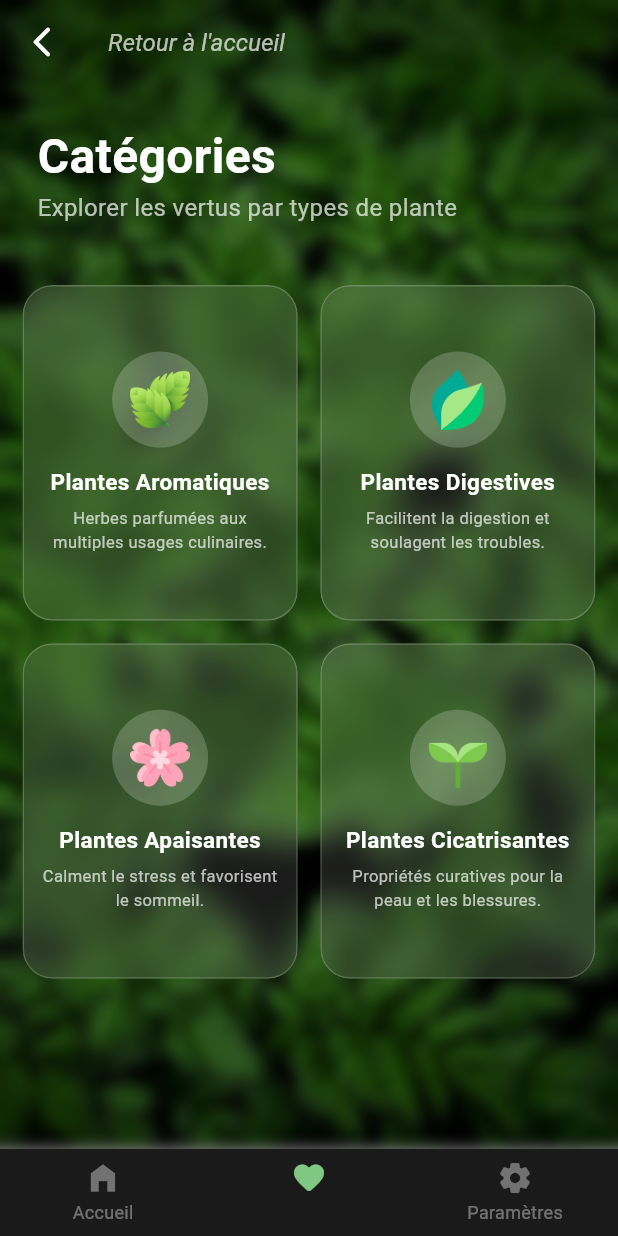
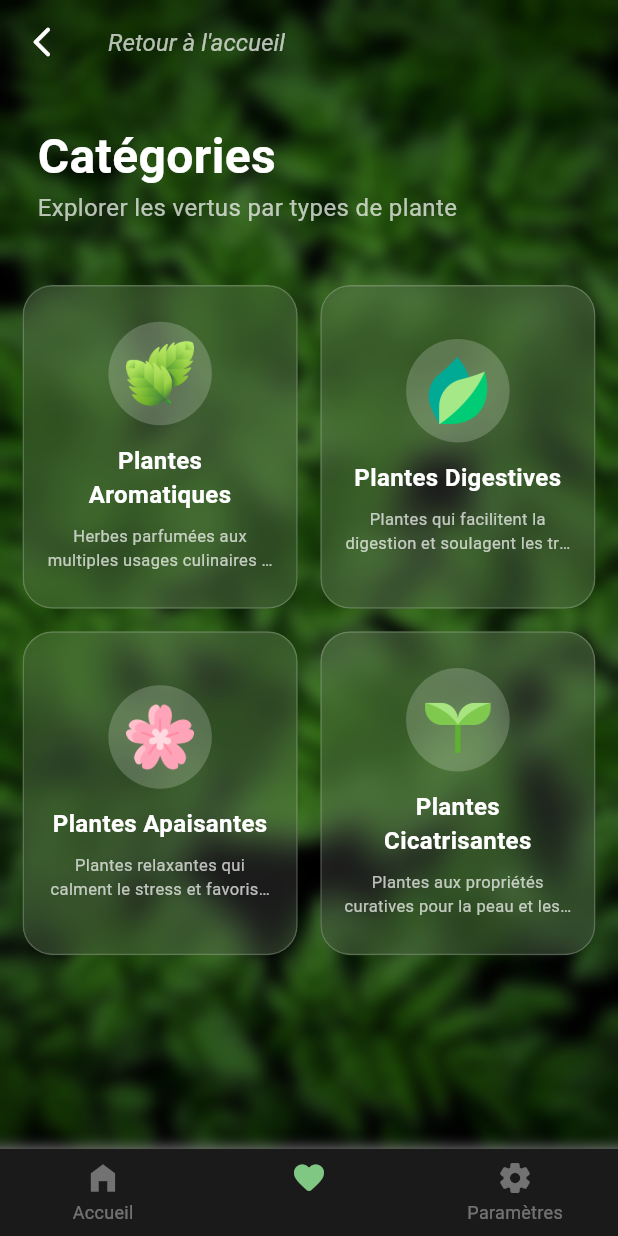
Before and after one commit to ktapsoba14-byte/application-mobile, a Flutter app: the Categorie screen opened directly, item 2 of the bottom bar chosen, on a phone screen of 412 x 824 dp. Run offline on Flutter 3.47's test engine with Material 3 defaults, Android fonts, the phone set to English and light mode, and no system bars.

Commit message:
Page catégorie optimiseé

```diff
--- a/lib/pages/categorie.dart
+++ b/lib/pages/categorie.dart
@@ -1,6 +1,4 @@
-import 'dart:ffi';
 import 'dart:ui';
-
 import 'package:application_mobile/pages/categorie/apaisante.dart';
 import 'package:application_mobile/pages/categorie/aromatique.dart';
 import 'package:application_mobile/pages/categorie/cicatrisante.dart';
@@ -8,8 +6,6 @@ import 'package:application_mobile/pages/categorie/digestive.dart';
 import 'package:application_mobile/pages/favoris.dart';
 import 'package:application_mobile/pages/page_bienvenue.dart';
 import 'package:flutter/material.dart';
-
-// ... (gardez vos imports identiques)
 
 class Categorie extends StatefulWidget {
   const Categorie({super.key});
@@ -20,29 +16,34 @@ class Categorie extends StatefulWidget {
 
 class _CategorieState extends State<Categorie> {
   int _selectedIndex = 0;
+  final Set<int> _favorisIndices = {};
 
-  final List<Map<String, dynamic>> categories = [
+  final categories = [
     {
       "titre": "Plantes Aromatiques",
-      "description": "Herbes parfumées aux multiples usages culinaires.",
+      "description":
+          "Herbes parfumées aux multiples usages culinaires et thérapeutiques.",
       "icon": "assets/images/menthe.png",
       "page": const Aromatique(),
     },
     {
       "titre": "Plantes Digestives",
-      "description": "Facilitent la digestion et soulagent les troubles.",
+      "description":
+          "Plantes qui facilitent la digestion et soulagent les troubles gastro-intestinaux.",
       "icon": "assets/images/feuille.png",
       "page": const Digestive(),
     },
     {
       "titre": "Plantes Apaisantes",
-      "description": "Calment le stress et favorisent le sommeil.",
+      "description":
+          "Plantes relaxantes qui calment le stress et favorisent le sommeil.",
       "icon": "assets/images/sakura.png",
       "page": const Apaisante(),
     },
     {
       "titre": "Plantes Cicatrisantes",
-      "description": "Propriétés curatives pour la peau et les blessures.",
+      "description":
+          "Plantes aux propriétés curatives pour la peau et les blessures.",
       "icon": "assets/images/pousse.png",
       "page": const Cicatrisante(),
     },
@@ -57,19 +58,26 @@ class _CategorieState extends State<Categorie> {
         elevation: 0,
         leading: IconButton(
             onPressed: () => Navigator.pop(context),
-            icon: const Icon(Icons.arrow_back_ios_new_rounded,
-                color: Colors.white)),
+            icon: const Icon(
+              Icons.arrow_back_ios_new_rounded,
+              color: Colors.white,
+            )),
         title: const Text(
           'Retour à l\'accueil',
           style: TextStyle(
-              color: Colors.white70, fontSize: 16, fontStyle: FontStyle.italic),
+            color: Colors.white70,
+            fontSize: 16,
+            fontStyle: FontStyle.italic,
+          ),
         ),
       ),
       body: Stack(
         children: [
           Positioned.fill(
-              child:
-                  Image.asset("assets/images/plante.jpeg", fit: BoxFit.cover)),
+              child: Image.asset(
+            "assets/images/plante.jpeg",
+            fit: BoxFit.cover,
+          )),
           Positioned.fill(
             child: BackdropFilter(
               filter: ImageFilter.blur(sigmaX: 5, sigmaY: 5),
@@ -85,14 +93,17 @@ class _CategorieState extends State<Categorie> {
                 child: Column(
                   crossAxisAlignment: CrossAxisAlignment.start,
                   children: [
-                      Text("Catégories",
+                    Text(
+                      "Catégories",
                       style: TextStyle(
                           color: Colors.white,
                           fontSize: 32,
-                              fontWeight: FontWeight.bold)),
-                      Text("Explorer les vertus par types de plante",
-                          style:
-                              TextStyle(color: Colors.white70, fontSize: 16)),
+                          fontWeight: FontWeight.bold),
+                    ),
+                    Text(
+                      "Explorer les vertus par types de plante",
+                      style: TextStyle(color: Colors.white70, fontSize: 16),
+                    )
                   ],
                 ),
               ),
@@ -100,17 +111,21 @@ class _CategorieState extends State<Categorie> {
                 child: GridView.builder(
                   padding: const EdgeInsets.all(15),
                   itemCount: categories.length,
-                    gridDelegate:
-                        const SliverGridDelegateWithFixedCrossAxisCount(
+                  gridDelegate: const SliverGridDelegateWithFixedCrossAxisCount(
                     crossAxisCount: 2,
                     crossAxisSpacing: 15,
                     mainAxisSpacing: 15,
-                      childAspectRatio:
-                          0.82, // Ajusté pour un meilleur rendu visuel
+                    childAspectRatio: 0.85,
                   ),
                   itemBuilder: (context, index) {
                     final cat = categories[index];
+                    final titre = cat['titre'];
+                    final description = cat['description'];
+                    final image = cat['icon'];
+                    final page = cat['page'];
+
                     return ClipRRect(
+                      // Correction du flou qui déborde
                       borderRadius: BorderRadius.circular(20),
                       child: BackdropFilter(
                         filter: ImageFilter.blur(sigmaX: 10, sigmaY: 10),
@@ -126,12 +141,11 @@ class _CategorieState extends State<Categorie> {
                               Navigator.push(
                                   context,
                                   MaterialPageRoute(
-                                      builder: (context) =>
-                                          cat['page'] as Widget),
-                                );
+                                    builder: (context) => page as Widget,
+                                  ));
                             },
                             child: Padding(
-                                padding: const EdgeInsets.all(12.0),
+                              padding: const EdgeInsets.all(15.0),
                               child: Column(
                                 mainAxisAlignment: MainAxisAlignment.center,
                                 children: [
@@ -141,21 +155,23 @@ class _CategorieState extends State<Categorie> {
                                       color: Colors.white.withOpacity(0.2),
                                       shape: BoxShape.circle,
                                     ),
-                                      child:
-                                          Image.asset(cat['icon'], width: 40),
+                                    child: Image.asset(
+                                      '$image',
+                                      width: 45,
+                                    ),
                                   ),
                                   const SizedBox(height: 12),
                                   Text(
-                                      cat['titre'],
+                                    '$titre',
                                     textAlign: TextAlign.center,
                                     style: const TextStyle(
                                         color: Colors.white,
                                         fontWeight: FontWeight.bold,
-                                          fontSize: 15),
+                                        fontSize: 16),
                                   ),
-                                    const SizedBox(height: 6),
+                                  const SizedBox(height: 8),
                                   Text(
-                                      cat['description'],
+                                    '$description',
                                     textAlign: TextAlign.center,
                                     maxLines: 2,
                                     overflow: TextOverflow.ellipsis,
@@ -173,8 +189,7 @@ class _CategorieState extends State<Categorie> {
                 ),
               )
             ],
-            ),
-          )
+          ))
         ],
       ),
       bottomNavigationBar: BottomNavigationBar(
```
Lines whose indentation alone changed are shown as unchanged.
